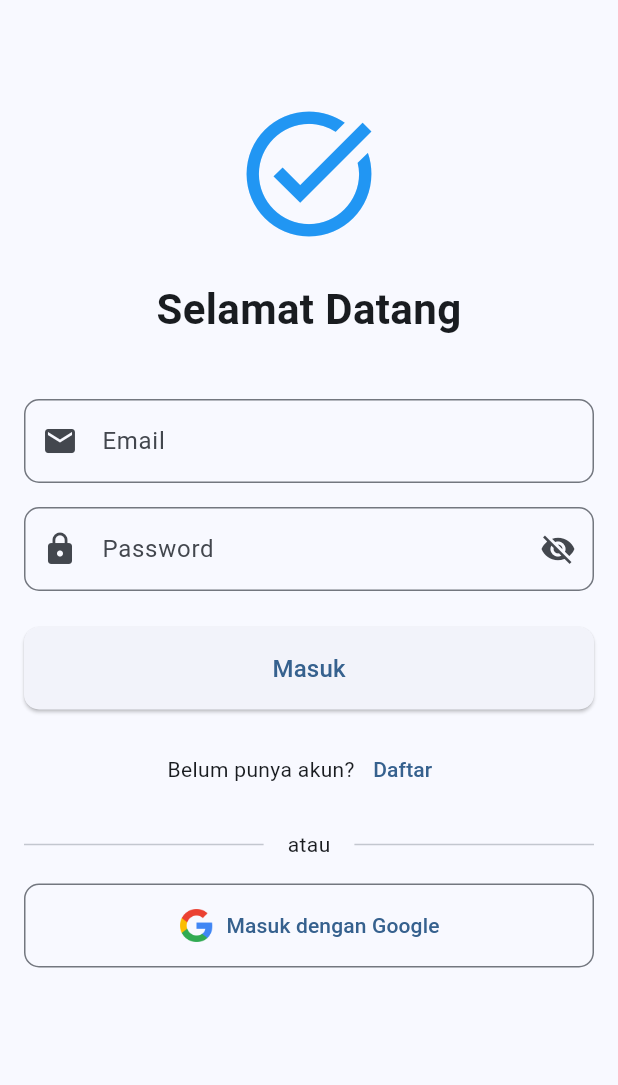
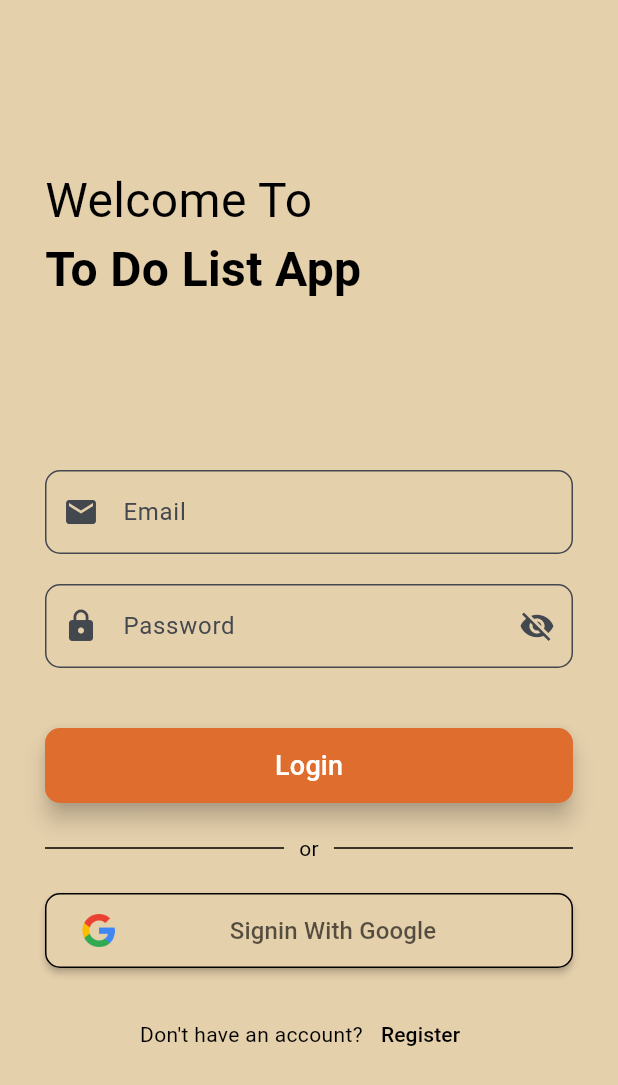
Before and after one commit to FayruzAldi/Firebase_Team, a Flutter app: the screen it shows after launch, on a phone screen of 412 x 824 dp. Shown: the top 1085 px of the screen. Run offline on Flutter 3.47's test engine with Material 3 defaults, Android fonts, the phone set to English and light mode, and no system bars; our stand-ins replace cloud_firestore, firebase_auth, firebase_core, get, google_sign_in; accounts and stored records are empty; Roboto replaces fonts that are missing (WelcomeFont).

Commit message:
Styling [ON] updated style

```diff
--- a/lib/pages/login_page.dart
+++ b/lib/pages/login_page.dart
@@ -1,5 +1,9 @@
 import 'package:flutter/material.dart';
 import 'package:get/get.dart';
+import 'package:to_do_list_app/routes/route.dart';
+import 'package:to_do_list_app/widgets/mybutton.dart';
+import 'package:to_do_list_app/widgets/mycolors.dart';
+import 'package:to_do_list_app/widgets/mytextfield.dart';
 import '../controllers/login_controller.dart';
 
 class LoginPage extends StatelessWidget {
@@ -10,46 +14,57 @@ class LoginPage extends StatelessWidget {
     final LoginController controller = Get.find<LoginController>();
 
     return Scaffold(
+      backgroundColor: colorBack,
       body: SafeArea(
-        child: SingleChildScrollView(
+        child: Center(
           child: Padding(
-            padding: const EdgeInsets.all(16.0),
+            padding: const EdgeInsets.symmetric(horizontal: 30.0),
             child: Column(
-              crossAxisAlignment: CrossAxisAlignment.stretch,
+              mainAxisAlignment: MainAxisAlignment.center,
+              crossAxisAlignment: CrossAxisAlignment.start,
               children: [
-                const SizedBox(height: 50),
-                const Icon(
-                  Icons.task_alt,
-                  size: 100,
-                  color: Colors.blue,
-                ),
-                const SizedBox(height: 20),
-                const Text(
-                  'Selamat Datang',
+                Spacer(),
+                Text(
+                  'Welcome To',
                   style: TextStyle(
-                    fontSize: 28,
-                    fontWeight: FontWeight.bold,
-                  ),
-                  textAlign: TextAlign.center,
-                ),
-                const SizedBox(height: 40),
-                TextField(
-                  controller: controller.emailController,
-                  decoration: InputDecoration(
-                    labelText: 'Email',
-                    prefixIcon: const Icon(Icons.email),
-                    border: OutlineInputBorder(
-                      borderRadius: BorderRadius.circular(10),
+                    fontFamily: 'WelcomeFont',
+                    fontSize: 32,
+                    fontWeight: FontWeight.normal,
+                    color: Colors.black,
                   ),
                 ),
+                Text(
+                  'To Do List App',
+                  style: TextStyle(
+                    fontFamily: 'WelcomeFont',
+                    fontSize: 32,
+                    fontWeight: FontWeight.bold,
+                    color: Colors.black,
                   ),
-                const SizedBox(height: 16),
-                Obx(() => TextField(
+                ),
+                Spacer(),
+                MyTextField(
+                    hintText: 'Email',
+                    isObsecure: false,
+                    controller: controller.emailController,
+                    fillColor: Colors.transparent,
+                    filled: true,
+                    borderColor: Colors.black,
+                    focusedBorderColor: Colors.black,
+                    borderRadius: 10,
+                    prefixIcon: Icon(Icons.email)),
+                const SizedBox(height: 20),
+                Obx(
+                  () => MyTextField(
+                    hintText: 'Password',
+                    isObsecure: controller.isPasswordHidden.value,
                     controller: controller.passwordController,
-                  obscureText: controller.isPasswordHidden.value,
-                  decoration: InputDecoration(
-                    labelText: 'Password',
-                    prefixIcon: const Icon(Icons.lock),
+                    fillColor: Colors.transparent,
+                    filled: true,
+                    borderColor: Colors.black,
+                    focusedBorderColor: Colors.black,
+                    borderRadius: 10,
+                    prefixIcon: Icon(Icons.lock),
                     suffixIcon: IconButton(
                       icon: Icon(
                         controller.isPasswordHidden.value
@@ -58,66 +73,78 @@ class LoginPage extends StatelessWidget {
                       ),
                       onPressed: controller.togglePasswordVisibility,
                     ),
-                    border: OutlineInputBorder(
-                      borderRadius: BorderRadius.circular(10),
                   ),
                 ),
-                )),
-                const SizedBox(height: 24),
+                const SizedBox(height: 40),
                 Obx(() => ElevatedButton(
-                  onPressed: controller.isLoading.value
-                      ? null
-                      : controller.login,
+                      onPressed:
+                          controller.isLoading.value ? null : controller.login,
                       style: ElevatedButton.styleFrom(
-                    padding: const EdgeInsets.symmetric(vertical: 16),
+                        backgroundColor: mainColor1,
+                        minimumSize: Size(double.infinity, 50),
                         shape: RoundedRectangleBorder(
                           borderRadius: BorderRadius.circular(10),
                         ),
+                        elevation: 6
                       ),
                       child: controller.isLoading.value
                           ? const CircularProgressIndicator()
                           : const Text(
-                          'Masuk',
-                          style: TextStyle(fontSize: 16),
+                              'Login',
+                              style: TextStyle(fontSize: 18, color: Colors.white),
                             ),
                     )),
-                const SizedBox(height: 16),
+                const SizedBox(height: 20),
                 Row(
                   mainAxisAlignment: MainAxisAlignment.center,
                   children: [
-                    const Text('Belum punya akun?'),
+                    Expanded(child: Divider(color: Colors.black)),
+                    Padding(
+                      padding: const EdgeInsets.symmetric(horizontal: 10.0),
+                      child: Text(
+                        'or',
+                        style: TextStyle(
+                          color: Colors.black,
+                        ),
+                      ),
+                    ),
+                    Expanded(child: Divider(color: Colors.black)),
+                  ],
+                ),
+                const SizedBox(height: 20),
+                MyButton(
+                  text: 'Signin With Google',
+                  imageAsset: 'lib/assets/google_logo.png',
+                  backgroundColor: colorBack,
+                  textColor: Colors.black.withOpacity(0.63),
+                  fontSize: 16,
+                  borderRadius: 10,
+                  sideColor: Colors.black,
+                  elevation: 2,
+                  onPressed: controller.signInWithGoogle,
+                ),
+                const SizedBox(height: 20),
+                Row(
+                  mainAxisAlignment: MainAxisAlignment.center,
+                  children: [
+                    Text(
+                        "Don't have an account?",
+                        style: TextStyle(
+                          color: Colors.black,
+                        ),
+                    ),
                     TextButton(
-                      onPressed: () => Get.toNamed('/signup'),
-                      child: const Text('Daftar'),
+                      onPressed: () {Get.toNamed(MyRoutes.signup);},
+                      child: Text(
+                        'Register',
+                        style: TextStyle(
+                          color: Colors.black,
+                        ),
+                      ),
                     ),
                   ],
                 ),
-                const SizedBox(height: 16),
-                const Row(
-                  children: [
-                    Expanded(child: Divider()),
-                    Padding(
-                      padding: EdgeInsets.symmetric(horizontal: 16),
-                      child: Text('atau'),
-                    ),
-                    Expanded(child: Divider()),
-                  ],
-                ),
-                const SizedBox(height: 16),
-                OutlinedButton.icon(
-                  onPressed: controller.signInWithGoogle,
-                  icon: Image.asset(
-                    'lib/assets/google_logo.png',
-                    height: 24,
-                  ),
-                  label: const Text('Masuk dengan Google'),
-                  style: OutlinedButton.styleFrom(
-                    padding: const EdgeInsets.symmetric(vertical: 16),
-                    shape: RoundedRectangleBorder(
-                      borderRadius: BorderRadius.circular(10),
-                    ),
-                  ),
-                ),
+                Spacer()
               ],
             ),
           ),
--- a/lib/widgets/floating_window.dart
+++ b/lib/widgets/floating_window.dart
@@ -29,14 +29,14 @@ class FloatingWindow extends StatelessWidget {
           // Floating content
           Center(
             child: Material(
-              elevation: 8,
+              elevation: 6,
               borderRadius: BorderRadius.circular(12),
               child: Container(
                 width: MediaQuery.of(context).size.width * 0.8,
                 height: MediaQuery.of(context).size.height * 0.6,
                 padding: const EdgeInsets.all(16),
                 decoration: BoxDecoration(
-                  color: ColorTile,
+                  color: colorTile,
                   borderRadius: BorderRadius.circular(12),
                 ),
                 child: Column(
--- /dev/null
+++ b/lib/widgets/mybutton.dart
@@ -0,0 +1,66 @@
+import 'package:flutter/material.dart';
+
+class MyButton extends StatelessWidget {
+  final String? text;
+  final String? imageAsset;
+  final Color backgroundColor;
+  final Color textColor;
+  final double fontSize;
+  final double borderRadius;
+  final Color? sideColor;
+  final double elevation;
+  final VoidCallback onPressed;
+
+  const MyButton({
+    super.key,
+    this.text,
+    this.imageAsset,
+    required this.backgroundColor,
+    required this.textColor,
+    required this.fontSize,
+    required this.onPressed,
+    required this.borderRadius,
+    this.sideColor,
+    required this.elevation,
+  });
+
+  @override
+  Widget build(BuildContext context) {
+    return ElevatedButton(
+      onPressed: onPressed,
+      style: ElevatedButton.styleFrom(
+        minimumSize: Size(double.infinity, 50),
+        backgroundColor: backgroundColor,
+        shape: RoundedRectangleBorder(
+          side: sideColor != null ? BorderSide(color: sideColor!) : BorderSide.none,
+          borderRadius: BorderRadius.circular(borderRadius),
+        ),
+        elevation: elevation,
+      ),
+      child: Row(
+        mainAxisAlignment: MainAxisAlignment.start,
+        children: [
+          if (imageAsset != null)
+            Image.asset(
+              imageAsset!,
+              height: 24,
+              width: 24,
+            ),
+          if (imageAsset != null) SizedBox(width: 8),
+          Expanded(
+            child: Align(
+              alignment: Alignment.center,
+              child: Text(
+                text ?? "",
+                style: TextStyle(
+                  fontSize: fontSize,
+                  color: textColor,
+                ),
+              ),
+            ),
+          ),
+        ],
+      ),
+    );
+  }
+}
--- a/lib/widgets/mycolors.dart
+++ b/lib/widgets/mycolors.dart
@@ -1,5 +1,5 @@
 import 'package:flutter/material.dart';
 
-const ColorHeader = Color(0xff6D2323);
-const ColorBack = Color(0xffE5D0AC);
-const ColorTile = Color(0xffFEF9E1);
+const mainColor1 = Color.fromARGB(255, 223, 109, 45);
+const colorBack = Color.fromARGB(255, 229, 208, 172);
+const colorTile = Color.fromARGB(255, 255, 250, 236);
--- /dev/null
+++ b/lib/widgets/mytextfield.dart
@@ -0,0 +1,53 @@
+import 'package:flutter/material.dart';
+
+class MyTextField extends StatelessWidget {
+  final String hintText;
+  final bool isObsecure;
+  final TextEditingController controller;
+
+  final Color fillColor;
+  final bool filled;
+
+  final Color borderColor;
+  final Color focusedBorderColor;
+  final double borderRadius;
+
+  final Icon? prefixIcon;
+  final IconButton? suffixIcon;
+
+  const MyTextField({
+    super.key,
+    required this.hintText,
+    required this.isObsecure,
+    required this.controller,
+    required this.fillColor,
+    required this.filled,
+    required this.borderColor,
+    required this.focusedBorderColor,
+    required this.borderRadius,
+    required this.prefixIcon,
+    this.suffixIcon,
+  });
+
+  @override
+  Widget build(BuildContext context) {
+    return Container(
+      child: TextField(
+          controller: controller,
+          obscureText: isObsecure,
+          decoration: InputDecoration(
+            hintText: hintText,
+            filled: filled,
+            fillColor: fillColor,
+            border: OutlineInputBorder(
+                borderSide: BorderSide(color: borderColor),
+                borderRadius: BorderRadius.circular(borderRadius)),
+            focusedBorder: OutlineInputBorder(
+                borderSide: BorderSide(color: focusedBorderColor),
+                borderRadius: BorderRadius.circular(borderRadius)),
+            prefixIcon: prefixIcon,
+            suffixIcon: suffixIcon
+          )),
+    );
+  }
+}
```
Also changed, not shown: lib/pages/signup_page.dart (+77 -55 lines), lib/pages/todo_page.dart (+46 -21 lines), pubspec.lock. Lines whose indentation alone changed are shown as unchanged.
